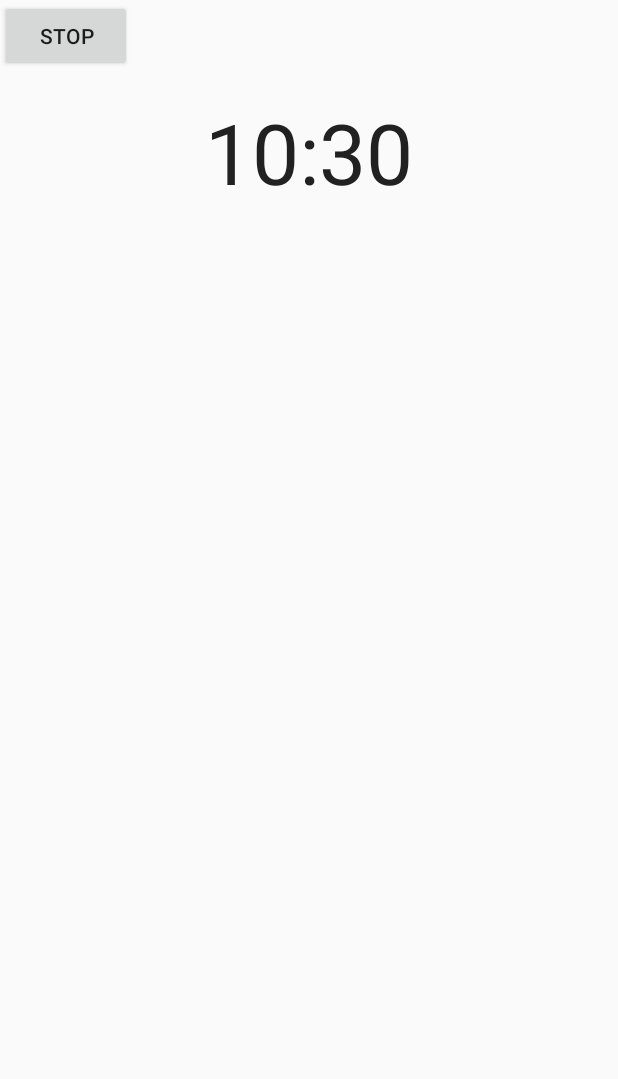
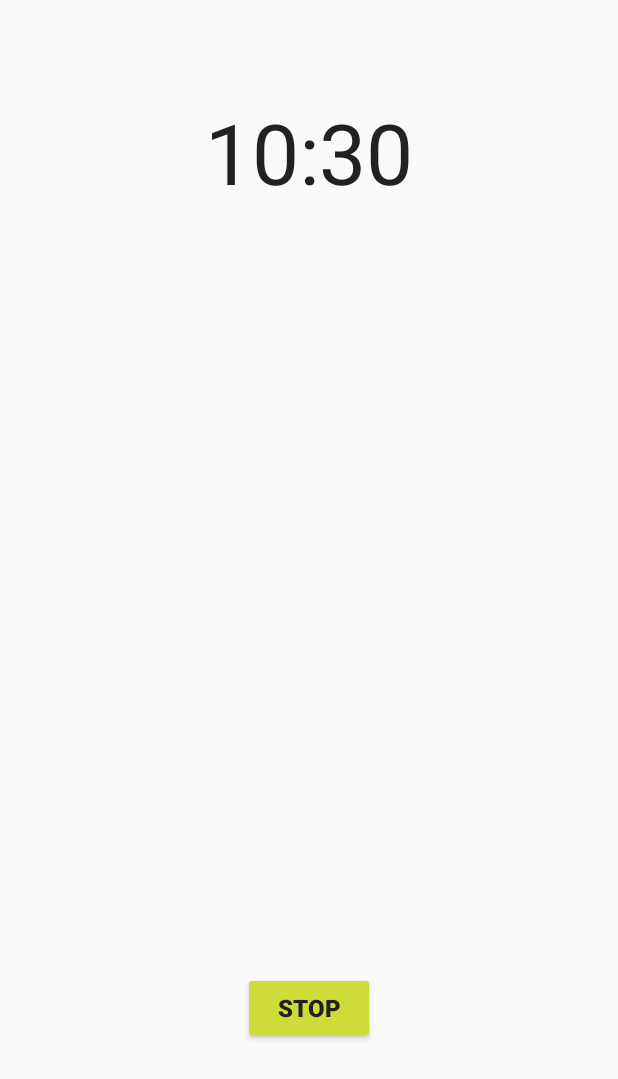
Before and after one commit to gutsul/TimeApp, an Android app: the AlarmActivity screen opened directly, with no data from a screen before it, on a phone screen of 412 x 824 dp. Shown: the top 1079 px of the screen. Run offline under Robolectric (Android 15) with nearby library versions, the phone set to English and light mode, and no system bars; our stand-ins replace ButterKnife.

Commit message:
Redesign alarm activity.

```diff
--- a/app/src/main/res/layout/activity_alarm.xml
+++ b/app/src/main/res/layout/activity_alarm.xml
@@ -34,8 +34,16 @@
         android:id="@+id/stop"
         android:layout_width="wrap_content"
         android:layout_height="wrap_content"
+        android:layout_marginBottom="128dp"
         android:text="stop"
-        />
+        android:textSize="16sp"
+        android:textColor="@color/textPrimary"
+        android:textStyle="bold"
+        android:backgroundTint="@color/colorAccent"
+
+        app:layout_constraintBottom_toBottomOf="parent"
+        app:layout_constraintEnd_toEndOf="parent"
+        app:layout_constraintStart_toStartOf="parent" />
 
 
 </android.support.constraint.ConstraintLayout>
```
